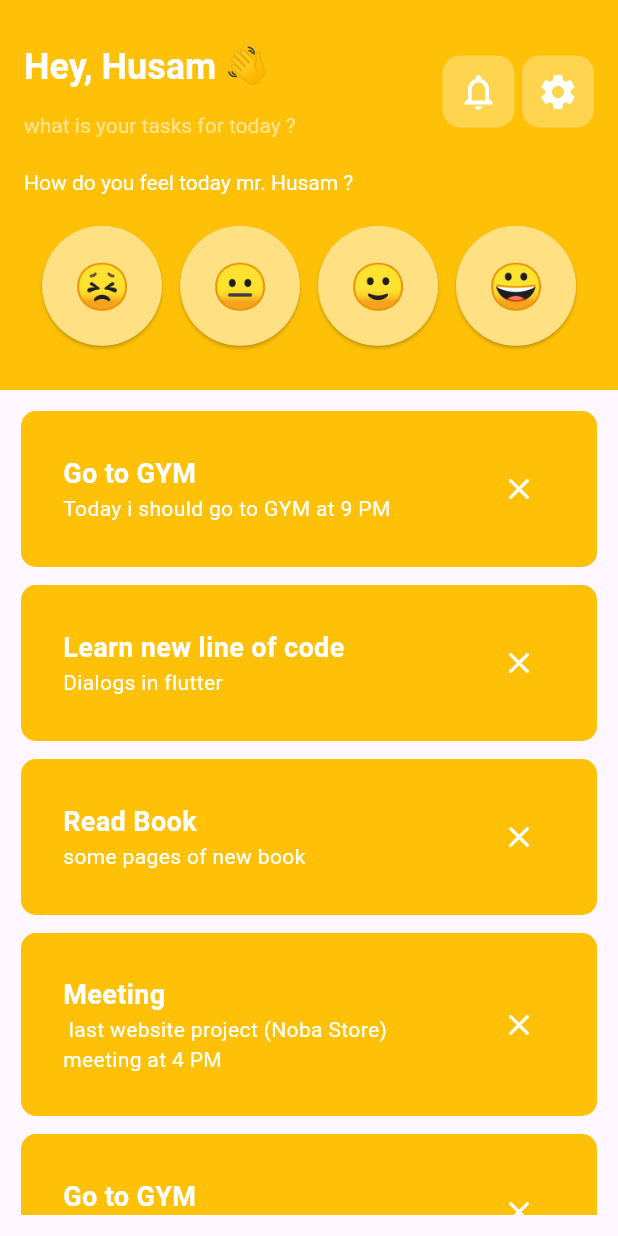
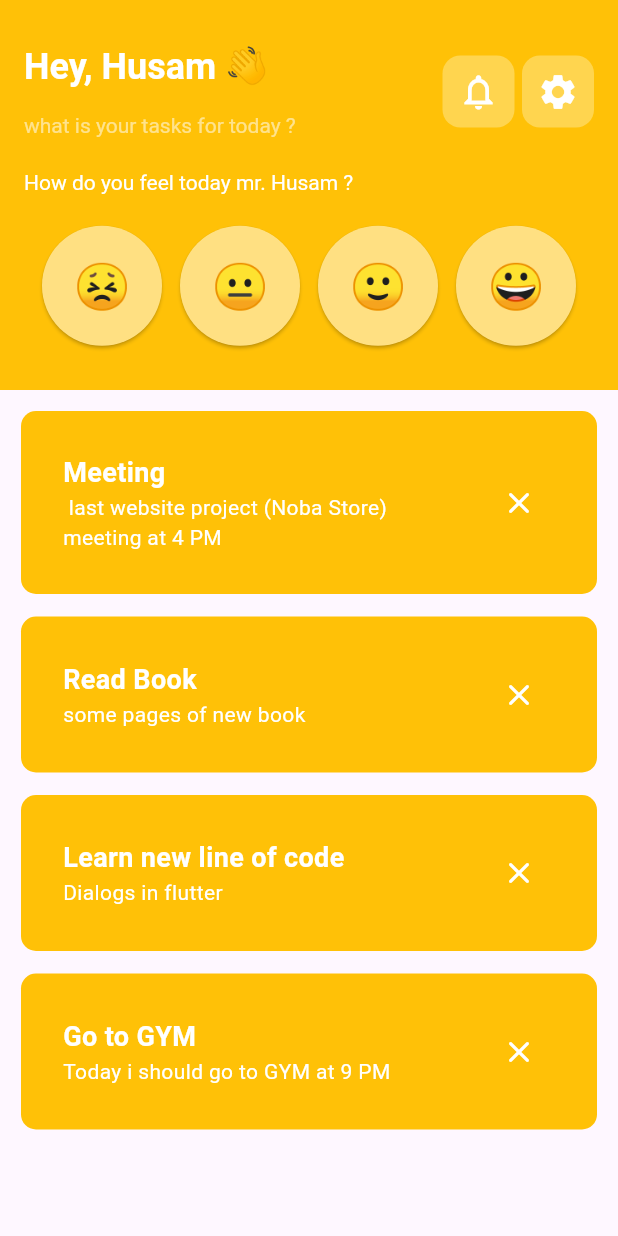
Before and after one commit to 7usvmx/todoapp, a Flutter app: the Todoapp screen opened by its route, on a phone screen of 412 x 824 dp. Run offline on Flutter 3.47's test engine with Material 3 defaults, Android fonts, the phone set to English and light mode, and no system bars; our stand-ins replace flutter_svg; missing offline and left inert: dart:ffi.

Commit message:
Make app more dynamic by adding class than contains task title and task details

```diff
--- a/lib/main.dart
+++ b/lib/main.dart
@@ -1,4 +1,6 @@
 // ignore_for_file: prefer_const_constructors
+
+import 'dart:ffi';
 
 import 'package:flutter/material.dart';
 import 'package:todoapp/pages/toDoApp.dart';
@@ -8,9 +10,14 @@ void main() {
   runApp(const MainApp());
 }
 
-class MainApp extends StatelessWidget {
+class MainApp extends StatefulWidget {
   const MainApp({super.key});
 
+  @override
+  State<MainApp> createState() => _MainAppState();
+}
+
+class _MainAppState extends State<MainApp> {
   @override
   Widget build(BuildContext context) {
     return MaterialApp(
--- a/lib/pages/toDoApp.dart
+++ b/lib/pages/toDoApp.dart
@@ -4,8 +4,42 @@ import 'package:flutter/material.dart';
 import 'package:todoapp/utilities/feeling.dart';
 import 'package:todoapp/utilities/taskCard.dart';
 
+class TasksController {
+  String taskTitle;
+  String taskDetails;
+  bool taksStatus;
+
+  TasksController({
+    required this.taskTitle,
+    required this.taskDetails,
+    required this.taksStatus,
+  });
+}
+
+List myTasks = [
+  TasksController(
+    taskTitle: "Meeting",
+    taskDetails: " last website project (Noba Store) meeting at 4 PM",
+    taksStatus: true,
+  ),
+  TasksController(
+    taskTitle: "Read Book",
+    taskDetails: "some pages of new book ",
+    taksStatus: true,
+  ),
+  TasksController(
+    taskTitle: "Learn new line of code",
+    taskDetails: "Dialogs in flutter",
+    taksStatus: true,
+  ),
+  TasksController(
+    taskTitle: "Go to GYM",
+    taskDetails: "Today i should go to GYM at 9 PM ",
+    taksStatus: true,
+  ),
+];
+
 class Todoapp extends StatefulWidget {
-
   const Todoapp({super.key});
 
   @override
@@ -123,48 +157,12 @@ class _TodoappState extends State<Todoapp> {
               Expanded(
                 child: ListView(
                   children: [
-                    TaskCard(
-                      taskTitle: "Go to GYM",
-                      taskDetails: "Today i should go to GYM at 9 PM ",
+                    ...myTasks.map(
+                      (e) => TaskCard(
+                        taskTitle: e.taskTitle,
+                        taskDetails: e.taskDetails,
+                      ),
                     ),
-                    SizedBox(height: 12),
-                    TaskCard(
-                      taskTitle: "Learn new line of code",
-                      taskDetails: "Dialogs in flutter",
-                    ),
-                    SizedBox(height: 12),
-                    TaskCard(
-                      taskTitle: "Read Book",
-                      taskDetails: "some pages of new book ",
-                    ),
-                    SizedBox(height: 12),
-                    TaskCard(
-                      taskTitle: "Meeting",
-                      taskDetails:
-                          " last website project (Noba Store) meeting at 4 PM",
-                    ),
-                    SizedBox(height: 12),
-                    TaskCard(
-                      taskTitle: "Go to GYM",
-                      taskDetails: "Today i should go to GYM at 9 PM ",
-                    ),
-                    SizedBox(height: 12),
-                    TaskCard(
-                      taskTitle: "Learn new line of code",
-                      taskDetails: "Dialogs in flutter",
-                    ),
-                    SizedBox(height: 12),
-                    TaskCard(
-                      taskTitle: "Read Book",
-                      taskDetails: "some pages of new book ",
-                    ),
-                    SizedBox(height: 12),
-                    TaskCard(
-                      taskTitle: "Meeting",
-                      taskDetails:
-                          " last website project (Noba Store) meeting at 4 PM",
-                    ),
-                    SizedBox(height: 12),
                   ],
                 ),
               ),
--- a/lib/utilities/taskCard.dart
+++ b/lib/utilities/taskCard.dart
@@ -8,6 +8,8 @@ class TaskCard extends StatelessWidget {
   final taskTitle;
   final taskDetails;
   final checked;
+
+
 
   const TaskCard({
     super.key,
@@ -25,6 +27,7 @@ class TaskCard extends StatelessWidget {
           color: Colors.amber,
           borderRadius: BorderRadius.circular(10),
         ),
+        margin: EdgeInsets.only(bottom: 15),
         width: double.infinity,
         padding: EdgeInsets.all(28),
         child:
```
